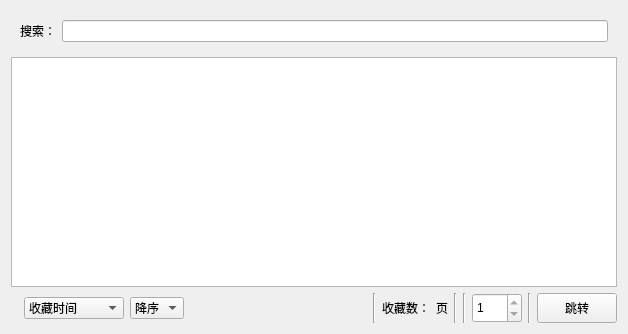
Qt form ui/ui_local_favorite.ui (tonquer/JMComic-qt) before a commit.
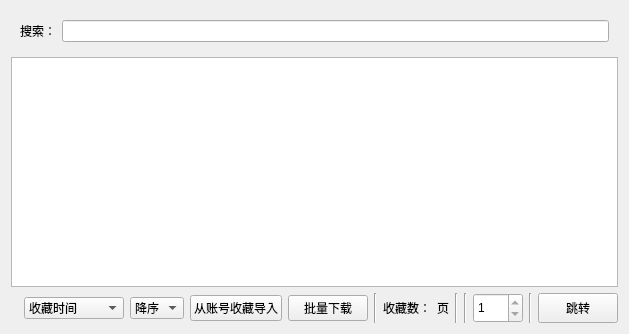
The same form after that commit. Custom widgets are drawn as their Qt base class.

Patch:
```diff
--- a/ui/ui_local_favorite.ui
+++ b/ui/ui_local_favorite.ui
@@ -71,6 +71,20 @@
          </item>
         </widget>
        </item>
+       <item>
+        <widget class="QPushButton" name="importButton">
+         <property name="text">
+          <string>从账号收藏导入</string>
+         </property>
+        </widget>
+       </item>
+       <item>
+        <widget class="QPushButton" name="allDownButton">
+         <property name="text">
+          <string>批量下载</string>
+         </property>
+        </widget>
+       </item>
        <item>
         <spacer name="horizontalSpacer">
          <property name="orientation">
```
